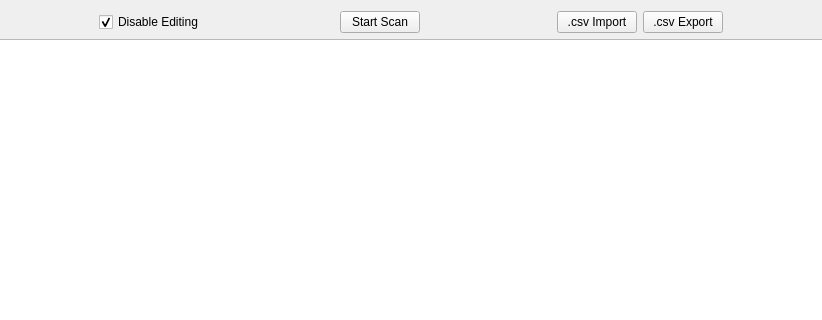
Qt form memories.ui (adecarolis/wfweb) before a commit; both pictures show x 121 to 943 and y 0 to 320 of the 1113 by 520 pixel window.
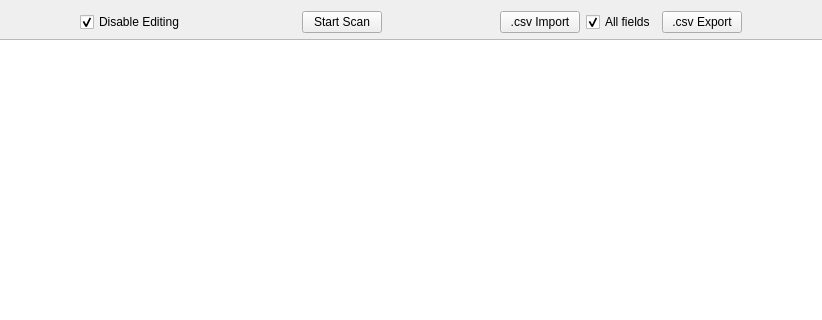
The same form after that commit. Custom widgets are drawn as their Qt base class.

```diff
--- a/memories.ui
+++ b/memories.ui
@@ -87,6 +87,16 @@
          </property>
         </widget>
        </item>
+       <item>
+        <widget class="QCheckBox" name="checkAllFields">
+         <property name="text">
+          <string>All fields</string>
+         </property>
+         <property name="checked">
+          <bool>true</bool>
+         </property>
+        </widget>
+       </item>
        <item>
         <widget class="QPushButton" name="csvExport">
          <property name="text">
```
